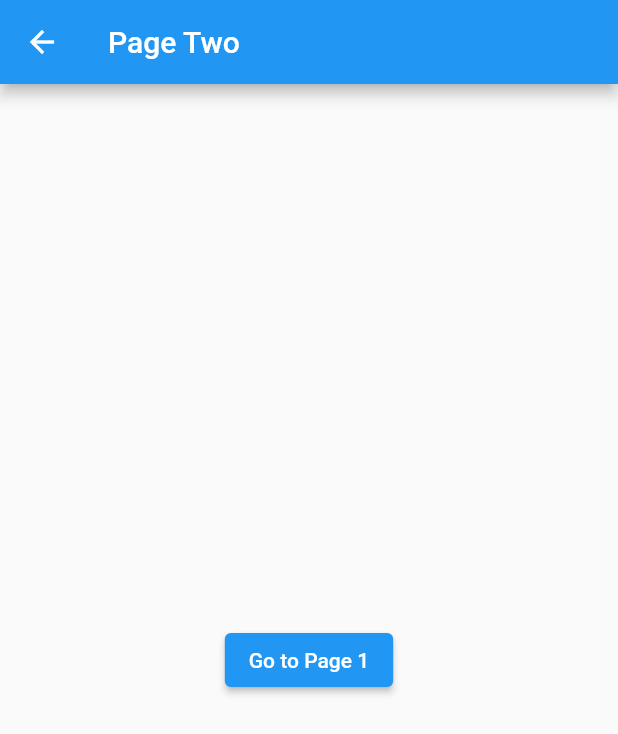
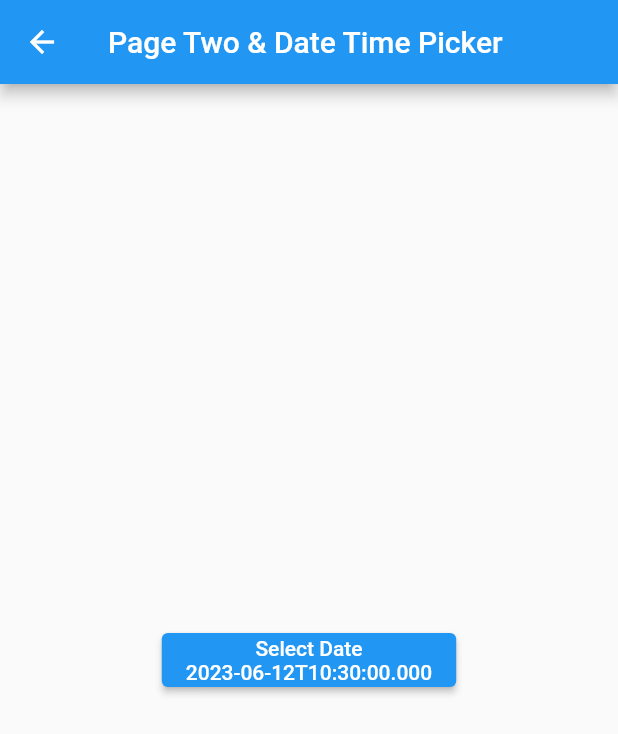
Before and after one commit to LordRedsky/flutter_basic, a Flutter app: the screen it shows after launch, on a phone screen of 412 x 824 dp. Shown: the top 734 px of the screen. Run offline on Flutter 3.47's test engine with Material 2 defaults, Android fonts, the phone set to English and light mode, and no system bars.

Commit message:
date time picker

```diff
--- a/lib/pages/page_two.dart
+++ b/lib/pages/page_two.dart
@@ -13,21 +13,46 @@ class PageTwo extends StatefulWidget {
 }
 
 class _PageTwoState extends State<PageTwo> {
+  late DateTime selectedDate;
+
+  void _selectedDate(BuildContext context) async {
+    final DateTime? picked = await showDatePicker(
+      context: context,
+      initialDate: selectedDate,
+      firstDate: DateTime(2000),
+      lastDate: DateTime(2045),
+    );
+
+    if (picked != null && picked != selectedDate) {
+      setState(() {
+        selectedDate = picked;
+      });
+    }
+  }
+
+  @override
+  void initState() {
+    selectedDate = DateTime.now();
+    super.initState();
+  }
+
   @override
   Widget build(BuildContext context) {
     return Scaffold(
       appBar: AppBar(
-        title: const Text('Page Two'),
+        title: const Text('Page Two & Date Time Picker'),
       ),
       body: Center(
         child: ElevatedButton(
           onPressed: () {
-            Navigator.pop(context);
+            // Navigator.pop(context);
+            _selectedDate(context);
           },
-          child: const Column(
+          child: Column(
             mainAxisSize: MainAxisSize.min,
             children: [
-              Text('Go to Page 1'),
+              const Text('Select Date'),
+              Text(selectedDate.toIso8601String()),
             ],
           ),
         ),
```
